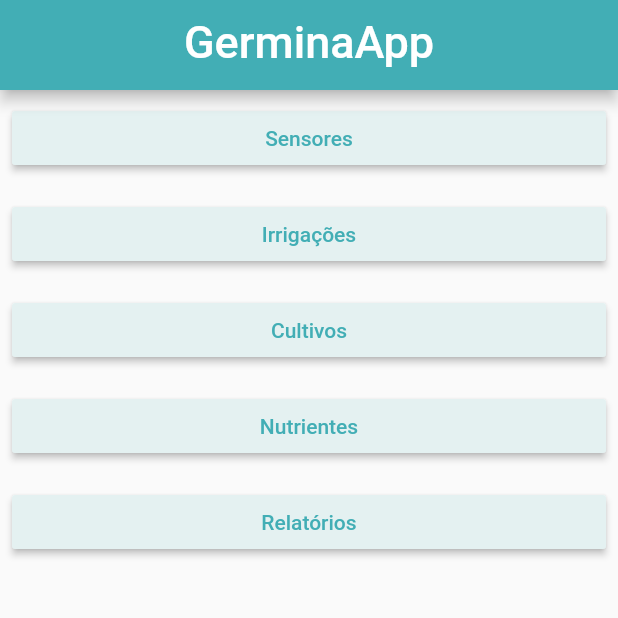
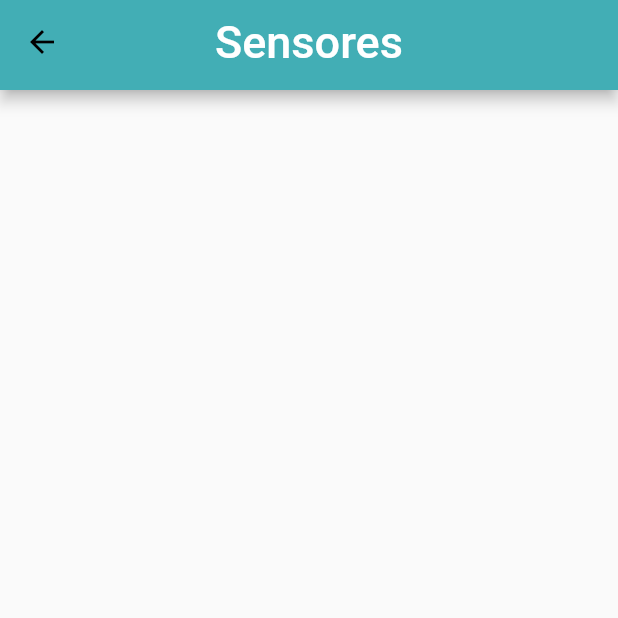
Before and after one commit to wthadeo/germinaApp, a Flutter app: the screen it shows after launch, after a tap on "Sensores", on a phone screen of 412 x 824 dp, the top half of it. Run offline on Flutter 3.47's test engine with Material 2 defaults, Android fonts, the phone set to English and light mode, and no system bars.

Commit message:
routes home page ok

```diff
--- a/germina_app/lib/main.dart
+++ b/germina_app/lib/main.dart
@@ -1,5 +1,10 @@
 import 'package:flutter/material.dart';
+import 'package:germina_app/screens/crops/crops.dart';
 import 'package:germina_app/screens/home_page.dart';
+import 'package:germina_app/screens/irrigations/irrigations.dart';
+import 'package:germina_app/screens/nutrients/nutrients.dart';
+import 'package:germina_app/screens/reports/reports.dart';
+import 'package:germina_app/screens/sensors/sensors.dart';
 
 
 
@@ -28,7 +33,21 @@
       theme: ThemeData(
         primarySwatch: MaterialColor(0xFF42AEB5, color),
       ),
-      home: HomePage(),
+      initialRoute: '/',
+      routes:
+      {
+        '/': (context) => const HomePage(),
+        //ROTAS DAS PAGINAS DE SENSORES
+        '/sensors': (context) => SensorsPage(),
+        //ROTAS DAS PAGINAS DE IRRIGAÇÕES
+        '/irrigations': (context) => IrrigationsPage(),
+        //ROTAS DAS PAGINAS DE CULTIVOS
+        '/crops': (context) => CropsPage(),
+        //ROTAS DAS PAGINAS DE NUTRIENTES
+        '/nutrients': (context) => NutrientsPage(),
+        //ROTAS DAS PAGINAS DE RELATÓRIOS
+        '/reports': (context) => ReportsPage(),
+      },
     );
   }
 }
--- a/germina_app/lib/screens/home_page.dart
+++ b/germina_app/lib/screens/home_page.dart
@@ -1,4 +1,5 @@
 import 'package:flutter/material.dart';
+import 'package:germina_app/screens/sensors/sensors.dart';
 
 class HomePage extends StatelessWidget {
 
@@ -8,33 +9,35 @@ class HomePage extends StatelessWidget {
 
   @override
   Widget build(BuildContext context) {
-    return Scaffold(
-
-      appBar: PreferredSize(
+    return Scaffold
+    (
+      appBar: PreferredSize
+      (
         preferredSize: Size.fromHeight(60),
-        child: AppBar(
+        child: AppBar
+        (
           centerTitle: true,
-          title: Text(
-          "GerminaApp",
-          style: TextStyle(color: Colors.white, fontSize: 30.0),
+          title: Text
+          (
+            "GerminaApp",
+            style: TextStyle(color: Colors.white, fontSize: 30.0),
           ),
           backgroundColor: Color.fromRGBO(66, 174, 181, 95),
         ),
       ),
-      body: Container(
-
-        child: Column(
-
-          children: <Widget>[
-            buttonMenu('Sensores', null),
-            buttonMenu('Irrigações', null),
-            buttonMenu('Cultivos', null),
-            buttonMenu('Nutrientes', null),
-            buttonMenu('Relatórios', null),
-
+      body: Container
+      (
+        child: Column
+        (
+          children: <Widget>
+          [
+            buttonMenu('Sensores', context, '/sensors'),
+            buttonMenu('Irrigações', context, '/irrigations'),
+            buttonMenu('Cultivos', context, '/crops'),
+            buttonMenu('Nutrientes', context, '/nutrients'),
+            buttonMenu('Relatórios', context, '/reports'),
           ],
         ),
-
       ),
     );
   }
@@ -51,7 +54,7 @@ final ButtonStyle raisedButtonStyle = ElevatedButton.styleFrom(
   ),
 );
 
-Widget buttonMenu (String title, dynamic context){
+Widget buttonMenu (String title, dynamic context, String nextPage){
 
   return Row(
               children: <Widget>[
@@ -62,7 +65,7 @@ Widget buttonMenu (String title, dynamic context){
                     child: ElevatedButton(
                       style: raisedButtonStyle,
                       onPressed: (){
-                        print("Fui pra " + title);
+                        Navigator.pushNamed(context, nextPage);
                       },
                       child: Text(title)
                     ),
--- /dev/null
+++ b/germina_app/lib/screens/sensors/sensors.dart
@@ -0,0 +1,31 @@
+import 'package:flutter/material.dart';
+
+class SensorsPage extends StatefulWidget{
+
+
+  @override
+  State<StatefulWidget> createState() => _SensorsPageState();
+  }
+
+class _SensorsPageState extends State<SensorsPage>{
+  @override
+  Widget build(BuildContext context) {
+    return Scaffold
+    (
+      appBar: PreferredSize
+      (
+        preferredSize: Size.fromHeight(60),
+        child: AppBar
+        (
+          centerTitle: true,
+          title: Text
+          (
+            "Sensores",
+            style: TextStyle(color: Colors.white, fontSize: 30.0),
+          ),
+          backgroundColor: Color.fromRGBO(66, 174, 181, 95),
+        ),
+      )
+    );
+  }
+}
```
Also changed, not shown: germina_app/lib/screens/crops/crops.dart (added, +31 -0 lines), germina_app/lib/screens/irrigations/irrigations.dart (added, +31 -0 lines), germina_app/lib/screens/nutrients/nutrients.dart (added, +31 -0 lines), germina_app/lib/screens/reports/reports.dart (added, +31 -0 lines).
